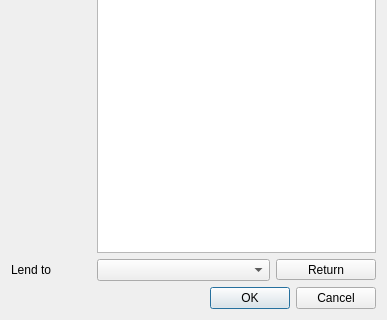
Before: the Qt Designer form ui/inventoryEditor.ui in olk90/pyIM, drawn with Qt 5; both pictures show x 0 to 387 and y 228 to 548 of the 387 by 548 pixel window.
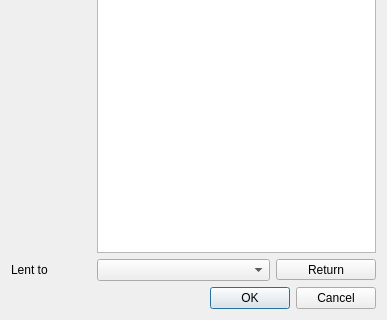
After: the same form once the commit is applied.

Commit message: provided missing translations

Patch:
```diff
--- a/ui/inventoryEditor.ui
+++ b/ui/inventoryEditor.ui
@@ -110,7 +110,7 @@
        <item row="5" column="0">
         <widget class="QLabel" name="lenderLabel">
          <property name="text">
-          <string>Lend to</string>
+          <string>Lent to</string>
          </property>
         </widget>
        </item>
```
The commit also changes 2 other files.
